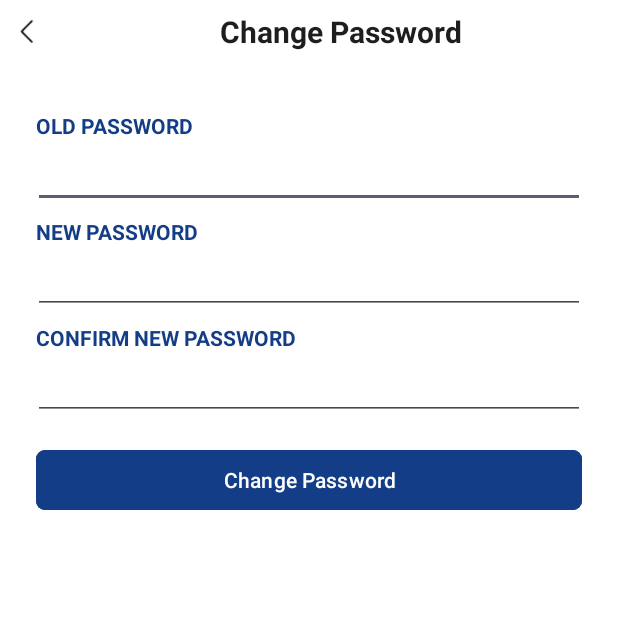
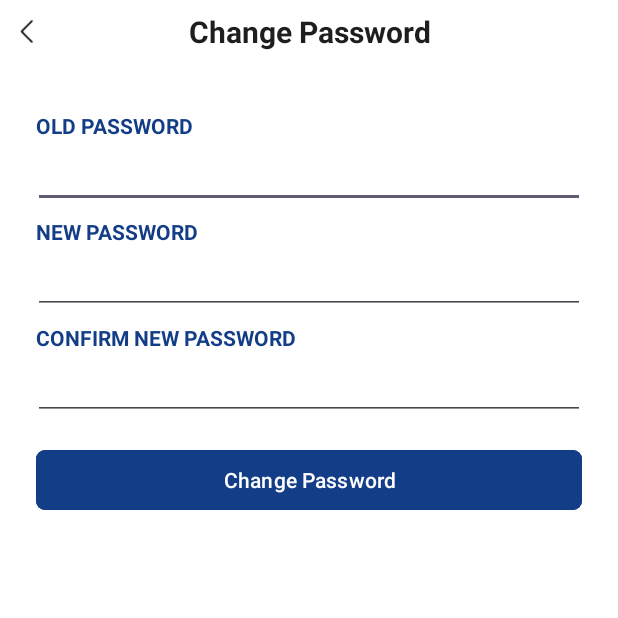
Before and after one commit to Bangkit-Capstone-C242-PS354/android, an Android app: the ChangePasswordActivity screen opened directly, with no data from a screen before it, on a phone screen of 412 x 824 dp, the top half of it. Run offline under Robolectric (Android 15) with nearby library versions, the light colour scheme and no system bars.

Commit message:
Fix Spinner & Layouting

```diff
--- a/app/src/main/res/layout/activity_change_password.xml
+++ b/app/src/main/res/layout/activity_change_password.xml
@@ -9,19 +9,11 @@
     android:orientation="vertical"
     tools:context=".ui.changepassword.ChangePasswordActivity">
 
-    <LinearLayout
+    <androidx.constraintlayout.widget.ConstraintLayout
         android:layout_width="match_parent"
         android:layout_height="wrap_content"
         android:gravity="center"
         android:orientation="horizontal">
-
-        <ImageView
-            android:id="@+id/btn_back"
-            android:layout_width="42dp"
-            android:layout_height="42dp"
-            android:contentDescription="@string/app_name"
-            android:padding="12dp"
-            android:src="@drawable/ic_back_btn" />
 
         <TextView
             android:layout_width="match_parent"
@@ -30,9 +22,22 @@
             android:textAlignment="center"
             android:textColor="@color/primaryGray"
             android:textSize="20sp"
-            android:textStyle="bold" />
+            android:textStyle="bold"
+            app:layout_constraintBottom_toBottomOf="@id/btn_back"
+            app:layout_constraintStart_toStartOf="parent"
+            app:layout_constraintTop_toTopOf="@id/btn_back" />
 
-    </LinearLayout>
+        <ImageView
+            android:id="@+id/btn_back"
+            android:layout_width="42dp"
+            android:layout_height="42dp"
+            android:contentDescription="@string/app_name"
+            android:padding="12dp"
+            android:src="@drawable/ic_back_btn"
+            app:layout_constraintStart_toStartOf="parent"
+            app:layout_constraintTop_toTopOf="parent" />
+
+    </androidx.constraintlayout.widget.ConstraintLayout>
 
     <TextView
         android:layout_width="wrap_content"
```
Also changed, not shown: app/src/main/java/com/capstone/bankit/ui/expense/ExpenseActivity.java (+21 -0 lines), app/src/main/java/com/capstone/bankit/ui/income/IncomeActivity.java (+11 -0 lines), app/src/main/java/com/capstone/bankit/utils/Constants.java (+11 -0 lines), app/src/main/res/layout/activity_edit_profile.xml (+16 -11 lines), app/src/main/res/layout/activity_expense.xml (+19 -15 lines), app/src/main/res/layout/activity_expense_detail.xml (+16 -11 lines), app/src/main/res/layout/activity_income.xml (+18 -15 lines).
